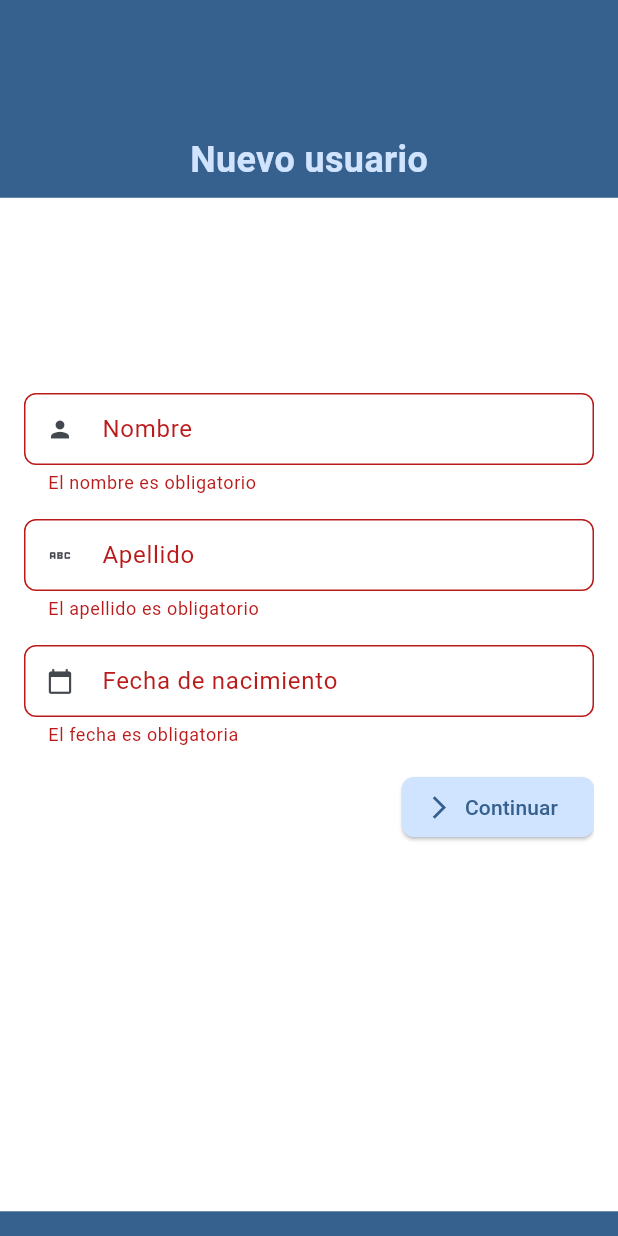
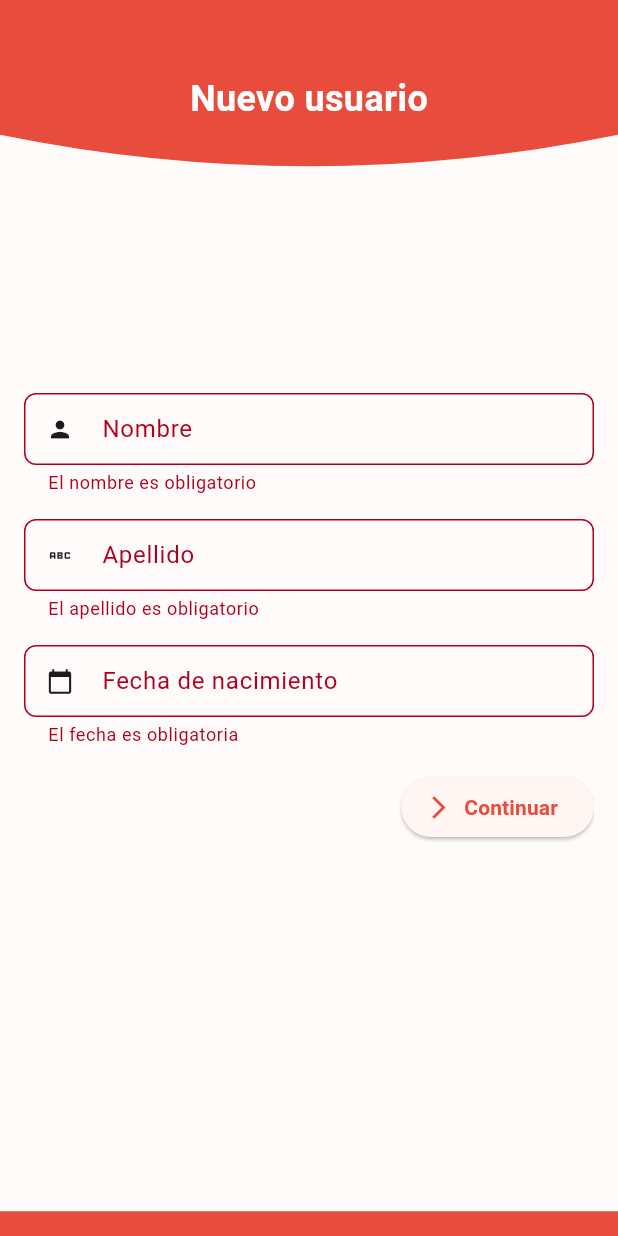
Before and after one commit to jhon-double-v-partners/register-user-trial, a Flutter app: the screen it shows after launch, after a tap on "Continuar", on a phone screen of 412 x 824 dp. Run offline on Flutter 3.47's test engine with Material 3 defaults, Android fonts, the light colour scheme and no system bars; our stand-ins replace animate_do, flutter_riverpod.

Commit message:
refactor(theme): new color scheme

```diff
--- a/lib/config/theme/app_theme.dart
+++ b/lib/config/theme/app_theme.dart
@@ -3,19 +3,29 @@ import 'package:flutter/material.dart';
 class AppTheme {
   static final lightTheme = ThemeData(
     brightness: Brightness.light,
-    colorScheme: ColorScheme.fromSeed(
-      seedColor: Colors.blue,
-      brightness: Brightness.light,
+    scaffoldBackgroundColor: Color(0xFFFFFBFA),
+    colorScheme: const ColorScheme.light(
+      primary: Color(0xFFE74C3C),
+      primaryContainer: Color(0xFFFFDAD4),
+      secondary: Color(0xFFFF8C42),
+      surface: Color(0xFFFFF5F3),
+      onPrimary: Colors.white,
+      onSecondary: Colors.white,
+      onSurface: Color(0xFF1B1B1B),
     ),
-    scaffoldBackgroundColor: Colors.white,
   );
 
   static final darkTheme = ThemeData(
     brightness: Brightness.dark,
-    colorScheme: ColorScheme.fromSeed(
-      seedColor: Colors.blueAccent,
-      brightness: Brightness.dark,
+    scaffoldBackgroundColor: Color(0xFF121212),
+    colorScheme: const ColorScheme.dark(
+      primary: Color(0xFFFF8A80),
+      primaryContainer: Color(0xFF4A1E1C),
+      secondary: Color(0xFFFFB74D),
+      surface: Color(0xFF1A0E0D),
+      onPrimary: Colors.black,
+      onSecondary: Colors.black,
+      onSurface: Colors.white,
     ),
-    scaffoldBackgroundColor: const Color(0xFF121212),
   );
 }
--- a/lib/core/ui/atoms/container_top/container_top.dart
+++ b/lib/core/ui/atoms/container_top/container_top.dart
@@ -2,26 +2,27 @@ import 'package:flutter/material.dart';
 
 class ContainerTop extends StatelessWidget {
   final String title;
+
   const ContainerTop({super.key, required this.title});
 
   @override
   Widget build(BuildContext context) {
     final themeColors = Theme.of(context).colorScheme;
 
-    return Container(
-      height: MediaQuery.of(context).size.height * 0.16,
-      decoration: BoxDecoration(color: themeColors.primary),
-      width: MediaQuery.of(context).size.width,
-      child: Padding(
-        padding: const EdgeInsets.only(bottom: 8),
+    return ClipPath(
+      clipper: BottomCurveClipper(),
+      child: Container(
+        height: MediaQuery.of(context).size.height * 0.16,
+        width: double.infinity,
+        decoration: BoxDecoration(color: themeColors.primary),
         child: Column(
-          mainAxisAlignment: MainAxisAlignment.end,
+          mainAxisAlignment: MainAxisAlignment.center,
           crossAxisAlignment: CrossAxisAlignment.center,
           children: [
             Text(
               title,
               style: TextStyle(
-                color: themeColors.primaryFixed,
+                color: themeColors.onPrimary,
                 fontSize: 24,
                 fontWeight: FontWeight.bold,
               ),
@@ -32,3 +33,31 @@ class ContainerTop extends StatelessWidget {
     );
   }
 }
+
+class BottomCurveClipper extends CustomClipper<Path> {
+  @override
+  Path getClip(Size size) {
+    final path = Path();
+
+    path.lineTo(0, size.height - 42);
+
+    final firstControlPoint = Offset(size.width / 2, size.height);
+    final firstEndPoint = Offset(size.width, size.height - 42);
+
+    path.quadraticBezierTo(
+      firstControlPoint.dx,
+      firstControlPoint.dy,
+      firstEndPoint.dx,
+      firstEndPoint.dy,
+    );
+
+    path.lineTo(size.width, 0);
+
+    path.close();
+
+    return path;
+  }
+
+  @override
+  bool shouldReclip(covariant CustomClipper<Path> oldClipper) => false;
+}
--- a/lib/core/ui/atoms/custom_button/custom_button.dart
+++ b/lib/core/ui/atoms/custom_button/custom_button.dart
@@ -20,10 +20,12 @@ class CustomButton extends StatelessWidget {
       onPressed: onPressed,
       icon: icon,
       iconAlignment: iconAlignment,
-      label: Text(text),
-      style: ElevatedButton.styleFrom(
-        backgroundColor: Theme.of(context).colorScheme.primaryContainer,
-        shape: RoundedRectangleBorder(borderRadius: BorderRadius.circular(8)),
+      label: Text(
+        text,
+        style: TextStyle(
+          fontWeight: FontWeight.w600,
+          // color: colorScheme.onPrimaryContainer,
+        ),
       ),
     );
   }
--- a/lib/core/ui/atoms/custom_date_picker/custom_date_picker.dart
+++ b/lib/core/ui/atoms/custom_date_picker/custom_date_picker.dart
@@ -2,17 +2,17 @@ import 'package:double_v_partners/core/ui/atoms/custom_text_form_field/custom_te
 import 'package:double_v_partners/utils/format_date_human.dart';
 import 'package:flutter/material.dart';
 
-class DatePickerExample extends StatefulWidget {
+class CustomDatePicker extends StatefulWidget {
   final Function(DateTime?)? onChanged;
   final String? Function(String?)? validator;
 
-  const DatePickerExample({super.key, this.onChanged, this.validator});
+  const CustomDatePicker({super.key, this.onChanged, this.validator});
 
   @override
-  State<DatePickerExample> createState() => _DatePickerExampleState();
+  State<CustomDatePicker> createState() => _CustomDatePickerState();
 }
 
-class _DatePickerExampleState extends State<DatePickerExample> {
+class _CustomDatePickerState extends State<CustomDatePicker> {
   DateTime? selectedDate;
   late TextEditingController _controller;
 
@@ -45,6 +45,8 @@ class _DatePickerExampleState extends State<DatePickerExample> {
       });
 
       widget.onChanged?.call(pickedDate);
+    } else {
+      _controller.text = "Selecciona una fecha";
     }
   }
 
--- a/lib/presentation/screens/home_screen.dart
+++ b/lib/presentation/screens/home_screen.dart
@@ -69,11 +69,7 @@ class _HomeScreenState extends State<HomeScreen> {
   }
 
   void onFinish() {
-    pageViewController.animateToPage(
-      0,
-      duration: const Duration(milliseconds: 300),
-      curve: Curves.easeIn,
-    );
+    pageViewController.jumpToPage(0);
   }
 
   @override
--- a/lib/presentation/views/address_view.dart
+++ b/lib/presentation/views/address_view.dart
@@ -70,13 +70,13 @@ class _AddressViewState extends ConsumerState<AddressView> {
                   child: Center(
                     child: Padding(
                       padding: const EdgeInsets.symmetric(
-                        horizontal: 16,
-                        vertical: 24,
+                        horizontal: 8,
+                        vertical: 16,
                       ),
                       child: Column(
                         mainAxisAlignment: MainAxisAlignment.center,
                         crossAxisAlignment: CrossAxisAlignment.center,
-                        spacing: 24,
+                        spacing: 16,
                         children: [
                           // Lista dinámica de direcciones
                           ...List.generate(addresses.length, (index) {
@@ -148,17 +148,10 @@ class _AddressViewState extends ConsumerState<AddressView> {
                             );
                           }),
 
-                          // Botón agregar dirección
-                          OutlinedButton.icon(
+                          CustomButton(
+                            text: 'Agregar otra dirección',
                             onPressed: _addNewAddress,
                             icon: const Icon(Icons.add_location_alt_rounded),
-                            label: const Text('Agregar otra dirección'),
-                            style: OutlinedButton.styleFrom(
-                              padding: const EdgeInsets.symmetric(
-                                horizontal: 16,
-                                vertical: 8,
-                              ),
-                            ),
                           ),
 
                           const SizedBox(height: 32),
--- a/lib/presentation/views/done_view.dart
+++ b/lib/presentation/views/done_view.dart
@@ -53,7 +53,7 @@ class _DoneViewState extends ConsumerState<DoneView> {
             const SizedBox(height: 12),
 
             Text(
-              'gracias por registrarte. Tu cuenta ha sido creada exitosamente.',
+              'Gracias por registrarte. Tu cuenta ha sido creada exitosamente.',
               style: theme.textTheme.bodyMedium?.copyWith(
                 color: colors.onSurfaceVariant,
               ),
--- a/lib/presentation/views/personal_data.dart
+++ b/lib/presentation/views/personal_data.dart
@@ -87,7 +87,7 @@ class _PersonalDataState extends ConsumerState<PersonalData> {
                     },
                   ),
 
-                  DatePickerExample(
+                  CustomDatePicker(
                     onChanged: (value) => dateOfBirth = value,
                     validator: (value) {
                       if (value == null || value.isEmpty) {
```
